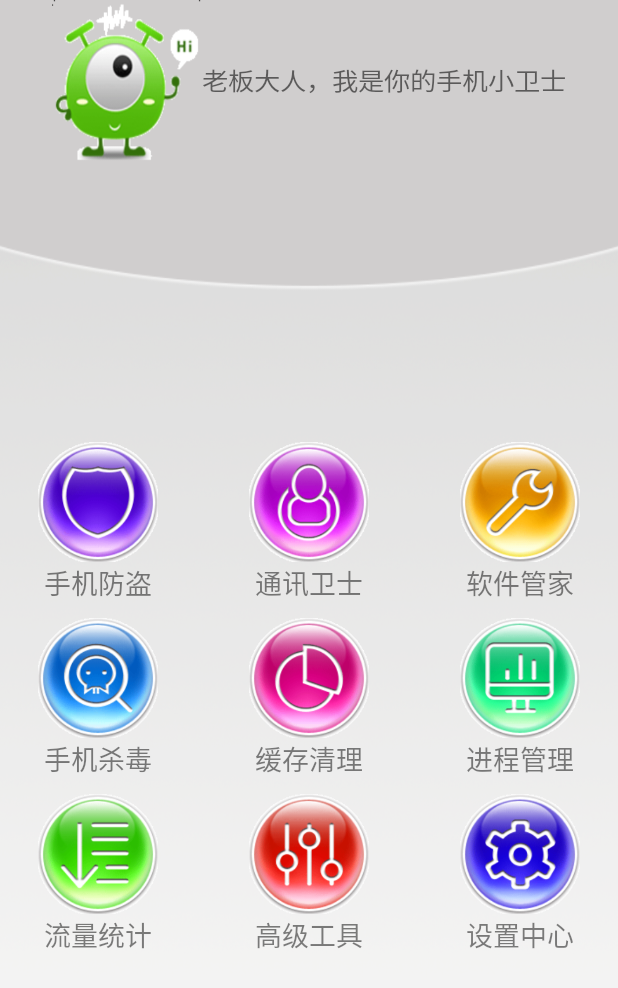
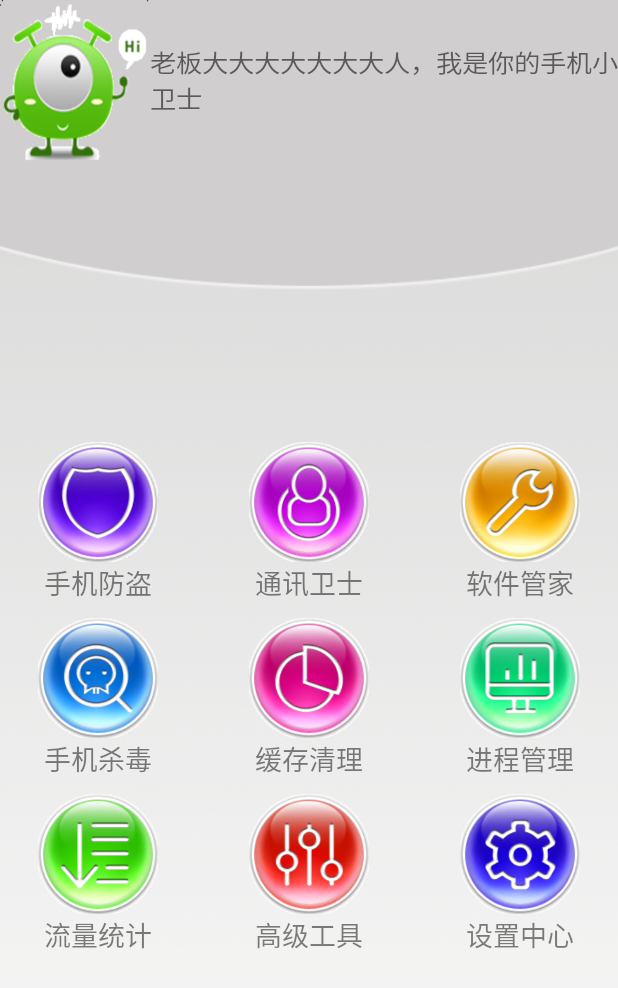
Before and after one commit to zhoushaodong666/MobileGuard, an Android app: the HomeActivity screen opened directly, with no data from a screen before it, on a phone screen of 412 x 824 dp. Shown: the top 988 px of the screen. Run offline under Robolectric (Android 15) with nearby library versions, the phone set to English and light mode, and no system bars.

Commit message:
我要提交东东

```diff
--- a/app/src/main/res/layout/activity_home.xml
+++ b/app/src/main/res/layout/activity_home.xml
@@ -22,7 +22,7 @@
             android:layout_height="wrap_content"
             android:id="@+id/tv_home"
             android:textSize="16sp"
-            android:text="老板大人，我是你的手机小卫士"
+            android:text="老板大大大大大大大人，我是你的手机小卫士"
             android:textColor="#90000000"
             android:textScaleX="1.1"
             android:typeface="normal" />
```
